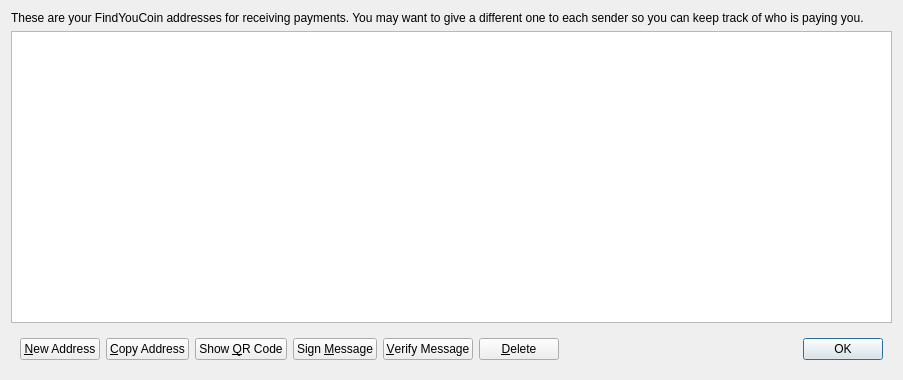
Waecrum/Findcoin, file src/qt/forms/addressbookpage.ui: the form before one commit.
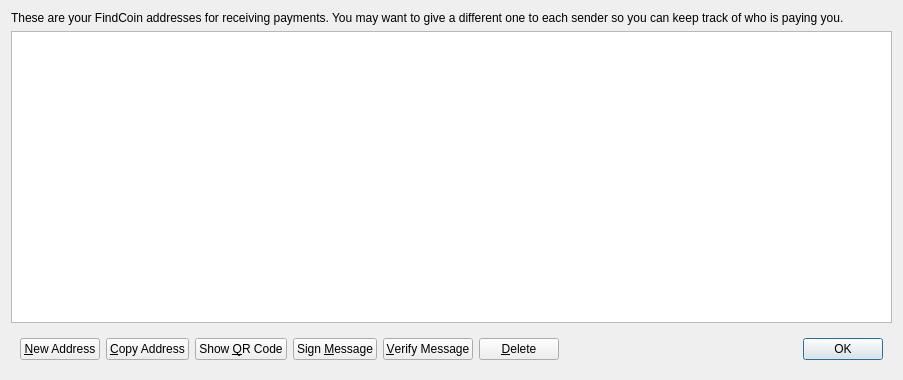
The form after the commit.

Commit message: Chaned FindYouCoin to Findcoin/FindCoin

Patch:
```diff
--- a/src/qt/forms/addressbookpage.ui
+++ b/src/qt/forms/addressbookpage.ui
@@ -17,7 +17,7 @@
    <item>
     <widget class="QLabel" name="labelExplanation">
      <property name="text">
-      <string>These are your FindYouCoin addresses for receiving payments. You may want to give a different one to each sender so you can keep track of who is paying you.</string>
+      <string>These are your FindCoin addresses for receiving payments. You may want to give a different one to each sender so you can keep track of who is paying you.</string>
      </property>
      <property name="textFormat">
       <enum>Qt::PlainText</enum>
```
Left out of the diff: 4 changed lines with no effect on the pictures. The commit also changes 43 other files.
